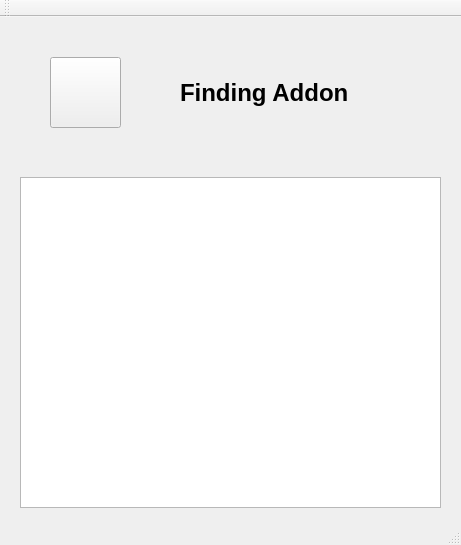
This is WoWPetBattler/wowpetbattler.ui in Elegant996/WoWPetBattler as Qt 5 draws it before an edit. The edited form follows.
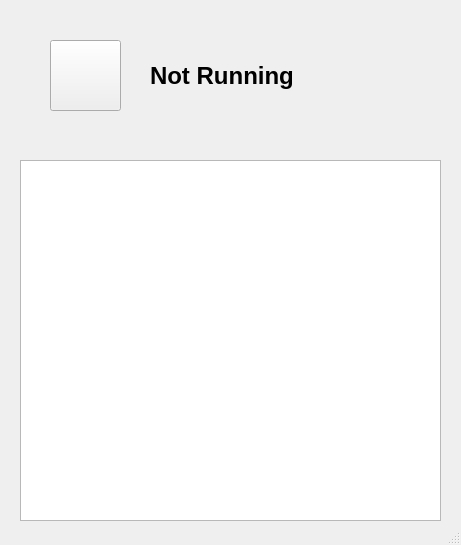
This is the edited form. Icons and pictures are not drawn.

Commit message: Finished detecting addon. Implementing Pet Battle hierarchy.

The edit to the form file:
```diff
--- a/WoWPetBattler/wowpetbattler.ui
+++ b/WoWPetBattler/wowpetbattler.ui
@@ -14,7 +14,10 @@
    <string>WoWPetBattler</string>
   </property>
   <widget class="QWidget" name="centralWidget">
-   <widget class="QPushButton" name="pushButton">
+   <widget class="QPushButton" name="playButton">
+    <property name="enabled">
+     <bool>true</bool>
+    </property>
     <property name="geometry">
      <rect>
       <x>50</x>
@@ -33,6 +36,12 @@
       <height>48</height>
      </size>
     </property>
+    <property name="checkable">
+     <bool>true</bool>
+    </property>
+    <property name="checked">
+     <bool>false</bool>
+    </property>
    </widget>
    <widget class="QTextBrowser" name="outputBrowser">
     <property name="geometry">
@@ -40,16 +49,16 @@
       <x>20</x>
       <y>160</y>
       <width>421</width>
-      <height>331</height>
+      <height>361</height>
      </rect>
     </property>
    </widget>
    <widget class="QLabel" name="statusLabel">
     <property name="geometry">
      <rect>
-      <x>180</x>
+      <x>150</x>
       <y>50</y>
-      <width>261</width>
+      <width>291</width>
       <height>51</height>
      </rect>
     </property>
@@ -61,7 +70,7 @@
      </font>
     </property>
     <property name="text">
-     <string>Finding Addon</string>
+     <string>Not Running</string>
     </property>
    </widget>
   </widget>
@@ -75,14 +84,6 @@
     </rect>
    </property>
   </widget>
-  <widget class="QToolBar" name="mainToolBar">
-   <attribute name="toolBarArea">
-    <enum>TopToolBarArea</enum>
-   </attribute>
-   <attribute name="toolBarBreak">
-    <bool>true</bool>
-   </attribute>
-  </widget>
   <widget class="QStatusBar" name="statusBar"/>
  </widget>
  <layoutdefault spacing="6" margin="11"/>
```
Left out of the diff: 5 changed lines with no effect on the pictures. The commit also changes 45 other files.
